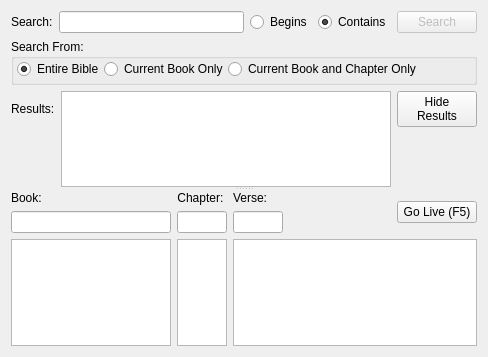
Before: the Qt Designer form src/biblewidget.ui in SoftProjector/src, drawn with Qt 5.
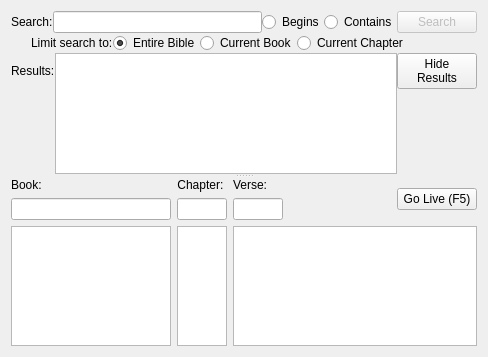
After: the same form once the commit is applied.

Commit message: Removed the "limit search to" group box, to save panel space. Moved the widgets out of it.

Patch:
```diff
--- a/src/biblewidget.ui
+++ b/src/biblewidget.ui
@@ -30,6 +30,9 @@
      </property>
      <widget class="QWidget" name="layoutWidget">
       <layout class="QVBoxLayout" name="search_layout">
+       <property name="spacing">
+        <number>0</number>
+       </property>
        <item>
         <layout class="QHBoxLayout" name="horizontalLayout_2" stretch="0,1,0,0,0">
          <item>
@@ -128,26 +131,48 @@
         </layout>
        </item>
        <item>
-        <widget class="QGroupBox" name="groupBox">
-         <property name="title">
-          <string>Search From:</string>
-         </property>
-         <layout class="QHBoxLayout" name="horizontalLayout_5">
-          <property name="spacing">
-           <number>0</number>
-          </property>
-          <property name="leftMargin">
-           <number>3</number>
-          </property>
-          <property name="topMargin">
-           <number>0</number>
-          </property>
-          <property name="rightMargin">
-           <number>3</number>
-          </property>
-          <property name="bottomMargin">
-           <number>3</number>
-          </property>
+        <layout class="QHBoxLayout" name="horizontalLayout_4" stretch="0,0,0,0,0,0">
+         <item>
+          <spacer name="horizontalSpacer">
+           <property name="orientation">
+            <enum>Qt::Horizontal</enum>
+           </property>
+           <property name="sizeType">
+            <enum>QSizePolicy::Fixed</enum>
+           </property>
+           <property name="sizeHint" stdset="0">
+            <size>
+             <width>20</width>
+             <height>20</height>
+            </size>
+           </property>
+          </spacer>
+         </item>
+         <item>
+          <widget class="QLabel" name="lblBook_3">
+           <property name="sizePolicy">
+            <sizepolicy hsizetype="Minimum" vsizetype="Fixed">
+             <horstretch>0</horstretch>
+             <verstretch>0</verstretch>
+            </sizepolicy>
+           </property>
+           <property name="minimumSize">
+            <size>
+             <width>0</width>
+             <height>0</height>
+            </size>
+           </property>
+           <property name="maximumSize">
+            <size>
+             <width>16777215</width>
+             <height>16777215</height>
+            </size>
+           </property>
+           <property name="text">
+            <string>Limit search to:</string>
+           </property>
+          </widget>
+         </item>
           <item>
            <widget class="QRadioButton" name="entire_bible_radioButton">
             <property name="text">
@@ -161,32 +186,31 @@
           <item>
            <widget class="QRadioButton" name="current_book_radioButton">
             <property name="text">
-             <string>Current Book Only</string>
+            <string>Current Book</string>
             </property>
            </widget>
           </item>
           <item>
            <widget class="QRadioButton" name="current_chapter_radioButton">
             <property name="text">
-             <string>Current Book and Chapter Only</string>
+            <string>Current Chapter</string>
             </property>
            </widget>
           </item>
           <item>
-           <spacer name="horizontalSpacer">
+          <spacer name="horizontalSpacer_4">
             <property name="orientation">
              <enum>Qt::Horizontal</enum>
             </property>
             <property name="sizeHint" stdset="0">
              <size>
-              <width>40</width>
-              <height>20</height>
+             <width>17</width>
+             <height>13</height>
              </size>
             </property>
            </spacer>
           </item>
          </layout>
-        </widget>
        </item>
        <item>
         <layout class="QGridLayout" name="result_layout">
```
Left out of the diff: 19 changed lines with no effect on the pictures. Lines whose indentation alone changed are shown as unchanged.
